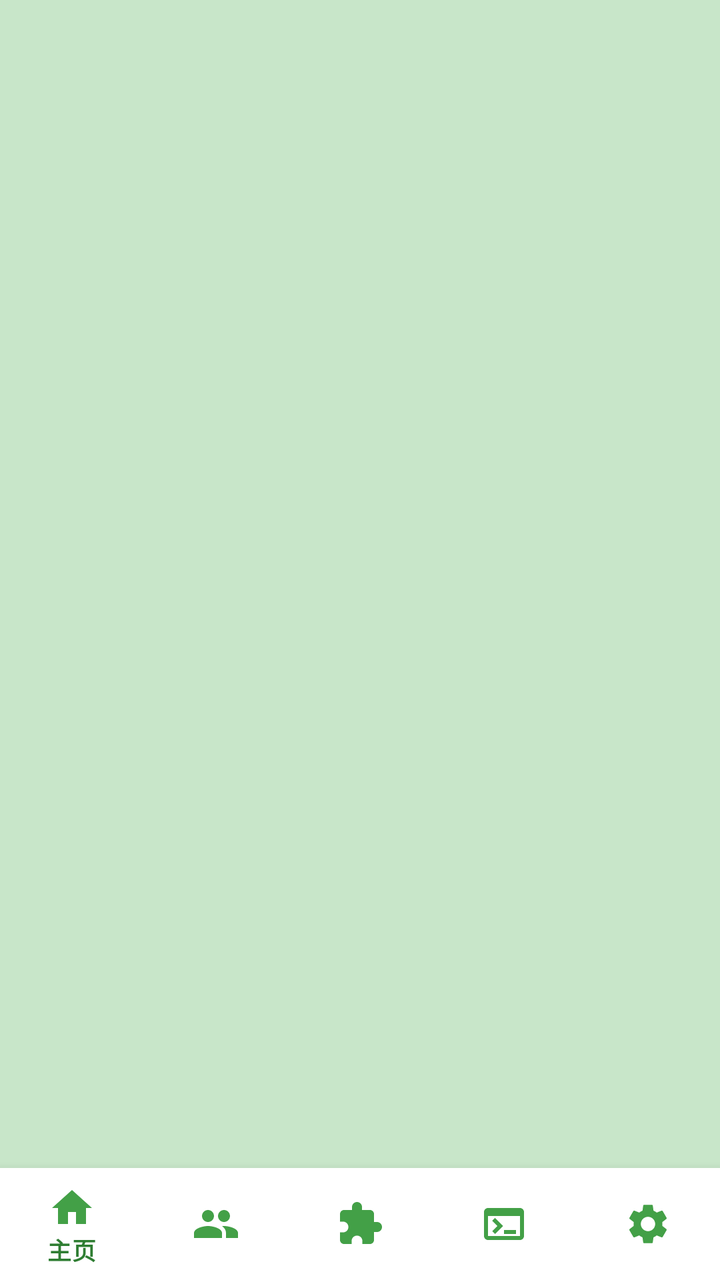
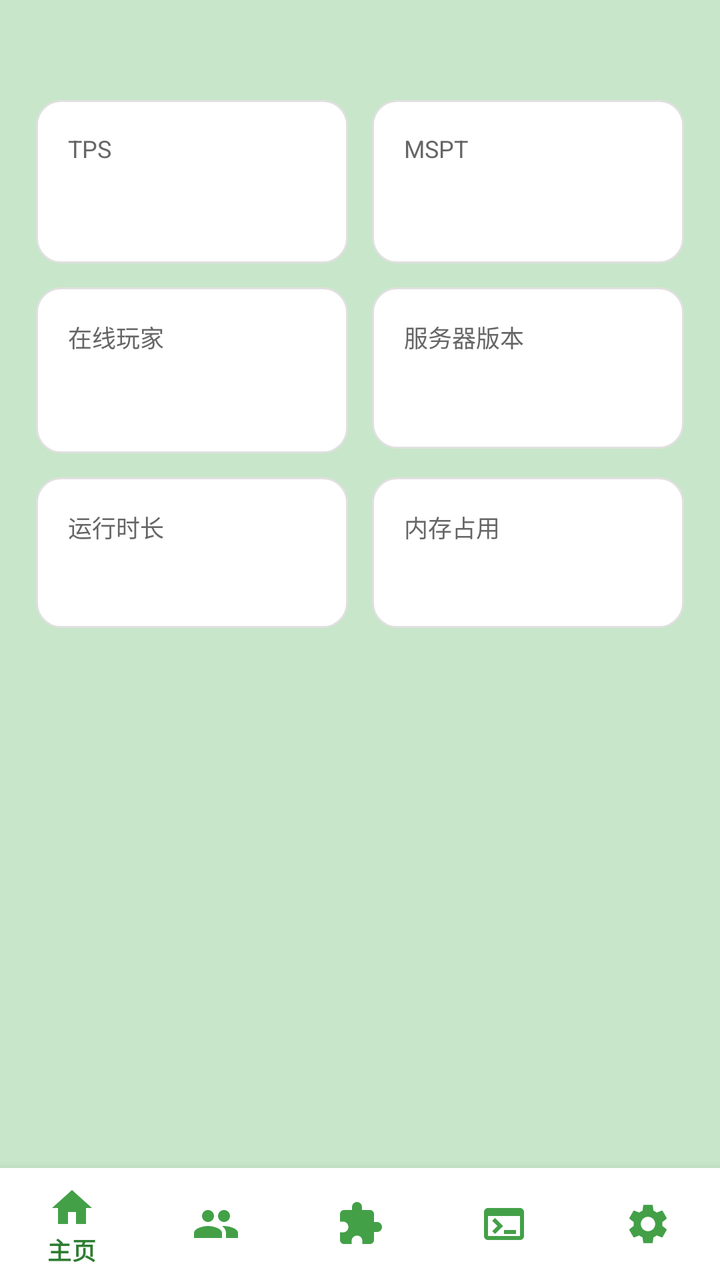

Compare the two renders of this Android layout. The source of the first and the diff that turns it into the second are given below.
<!-- AndroidManifest.xml: application theme Theme.XfxzApp -->
<!-- res/layout/activity_server.xml -->
<?xml version="1.0" encoding="utf-8"?>
<FrameLayout xmlns:android="http://schemas.android.com/apk/res/android"
    xmlns:app="http://schemas.android.com/apk/res-auto"
    android:layout_width="match_parent"
    android:layout_height="match_parent"
    android:background="#C8E6C9">

    <LinearLayout
        android:layout_width="match_parent"
        android:layout_height="match_parent"
        android:orientation="vertical">

        <FrameLayout android:layout_width="match_parent" android:layout_height="0dp" android:layout_weight="1"
            android:paddingTop="32dp">
            
            <LinearLayout android:id="@+id/pageHome" android:layout_width="match_parent"
                android:layout_height="match_parent" android:orientation="vertical" android:padding="16dp">
                <TextView android:id="@+id/tvVersion" android:layout_width="match_parent" android:layout_height="wrap_content" android:textSize="16sp" android:padding="8dp"/>
                <TextView android:id="@+id/tvPlayers" android:layout_width="match_parent" android:layout_height="wrap_content" android:textSize="16sp" android:padding="8dp"/>
                <TextView android:id="@+id/tvUptime" android:layout_width="match_parent" android:layout_height="wrap_content" android:textSize="16sp" android:padding="8dp"/>
                <TextView android:id="@+id/tvTps" android:layout_width="match_parent" android:layout_height="wrap_content" android:textSize="16sp" android:padding="8dp"/>
                <TextView android:id="@+id/tvMspt" android:layout_width="match_parent" android:layout_height="wrap_content" android:textSize="16sp" android:padding="8dp"/>
                <TextView android:id="@+id/tvMemory" android:layout_width="match_parent" android:layout_height="wrap_content" android:textSize="16sp" android:padding="8dp"/>
            </LinearLayout>

            
            <FrameLayout android:id="@+id/pagePlayers" android:layout_width="match_parent" android:layout_height="match_parent" android:visibility="gone">
                <ListView android:id="@+id/lvPlayers" android:layout_width="match_parent" android:layout_height="match_parent"
                    android:divider="#A5D6A7" android:dividerHeight="1dp"/>
                <TextView android:id="@+id/tvNoPlayers" android:layout_width="match_parent" android:layout_height="match_parent"
                    android:text="没有玩家" android:textSize="18sp" android:textColor="#666666"
                    android:gravity="center" android:visibility="gone"/>
            </FrameLayout>

            <LinearLayout android:id="@+id/pagePlugin" android:layout_width="match_parent"
                android:layout_height="match_parent" android:orientation="vertical" android:visibility="gone">
                <RelativeLayout android:layout_width="match_parent" android:layout_height="wrap_content" android:padding="8dp">
                    <Button android:id="@+id/btnPluginAdd" android:layout_width="wrap_content" android:layout_height="wrap_content"
                        android:text="下载插件" android:backgroundTint="#66BB6A" android:layout_alignParentStart="true"/>
                </RelativeLayout>
                <ListView android:id="@+id/lvPlugins" android:layout_width="match_parent" android:layout_height="match_parent"
                    android:divider="#A5D6A7" android:dividerHeight="1dp"/>
            </LinearLayout>

            <LinearLayout android:id="@+id/pageRcon" android:layout_width="match_parent"
                android:layout_height="match_parent" android:orientation="vertical" android:padding="16dp" android:visibility="gone">
                <EditText android:id="@+id/etRcon" android:layout_width="match_parent"
                    android:layout_height="wrap_content" android:hint="输入命令"/>
                <Button android:id="@+id/btnRconSend" android:layout_width="wrap_content"
                    android:layout_height="wrap_content" android:text="发送"/>
                <TextView android:id="@+id/tvRconResult" android:layout_width="match_parent"
                    android:layout_height="wrap_content" android:textSize="14sp" android:padding="8dp"/>
            </LinearLayout>

            <ScrollView android:id="@+id/pageSettings" android:layout_width="match_parent"
                android:layout_height="match_parent" android:visibility="gone">
                <LinearLayout android:layout_width="match_parent" android:layout_height="wrap_content"
                    android:orientation="vertical" android:padding="16dp">
                    <TextView android:id="@+id/btnGithub" android:layout_width="match_parent"
                        android:layout_height="wrap_content" android:text="关于" android:textSize="16sp"
                        android:padding="16dp" android:background="?android:attr/selectableItemBackground"/>
                    <TextView android:id="@+id/btnVersion" android:layout_width="match_parent"
                        android:layout_height="wrap_content" android:text="版本" android:textSize="16sp"
                        android:padding="16dp" android:background="?android:attr/selectableItemBackground"/>
                    <TextView android:id="@+id/btnDevMode" android:layout_width="match_parent"
                        android:layout_height="wrap_content" android:text="关闭开发者模式" android:textSize="16sp"
                        android:padding="16dp" android:visibility="gone" android:background="?android:attr/selectableItemBackground"/>
                    <TextView android:id="@+id/btnWatchdogEntry" android:layout_width="match_parent"
                        android:layout_height="wrap_content" android:text="看门狗" android:textSize="16sp"
                        android:padding="16dp" android:visibility="gone" android:background="?android:attr/selectableItemBackground"/>
                </LinearLayout>
            </ScrollView>
        </FrameLayout>

        <com.google.android.material.bottomnavigation.BottomNavigationView
            android:id="@+id/bottomNav"
            android:layout_width="match_parent"
            android:layout_height="wrap_content"
            app:itemIconTint="#43A047"
            app:itemTextColor="#2E7D32"
            app:menu="@menu/bottom_nav" />
    </LinearLayout>
</FrameLayout>
<!-- resources referenced by this layout -->
<resources>
  <style name="Theme.XfxzApp" parent="Theme.MaterialComponents.Light.NoActionBar">
          <item name="android:statusBarColor">#A5D6A7</item>
          <item name="android:windowBackground">#C8E6C9</item>
          <item name="colorPrimary">#66BB6A</item>
          <item name="colorPrimaryVariant">#43A047</item>
          <item name="colorOnPrimary">#FFFFFF</item>
      </style>
</resources>

<!-- the commit's change to res/layout/activity_server.xml (unified diff, before → after) -->
@@ -13,15 +13,56 @@
         <FrameLayout android:layout_width="match_parent" android:layout_height="0dp" android:layout_weight="1"
             android:paddingTop="32dp">
             
-            <LinearLayout android:id="@+id/pageHome" android:layout_width="match_parent"
-                android:layout_height="match_parent" android:orientation="vertical" android:padding="16dp">
-                <TextView android:id="@+id/tvVersion" android:layout_width="match_parent" android:layout_height="wrap_content" android:textSize="16sp" android:padding="8dp"/>
-                <TextView android:id="@+id/tvPlayers" android:layout_width="match_parent" android:layout_height="wrap_content" android:textSize="16sp" android:padding="8dp"/>
-                <TextView android:id="@+id/tvUptime" android:layout_width="match_parent" android:layout_height="wrap_content" android:textSize="16sp" android:padding="8dp"/>
-                <TextView android:id="@+id/tvTps" android:layout_width="match_parent" android:layout_height="wrap_content" android:textSize="16sp" android:padding="8dp"/>
-                <TextView android:id="@+id/tvMspt" android:layout_width="match_parent" android:layout_height="wrap_content" android:textSize="16sp" android:padding="8dp"/>
-                <TextView android:id="@+id/tvMemory" android:layout_width="match_parent" android:layout_height="wrap_content" android:textSize="16sp" android:padding="8dp"/>
-            </LinearLayout>
+            
+            <ScrollView android:id="@+id/pageHome" android:layout_width="match_parent"
+                android:layout_height="match_parent" android:padding="12dp">
+                <GridLayout android:layout_width="match_parent" android:layout_height="wrap_content"
+                    android:columnCount="2" android:rowCount="4">
+                    
+                    <LinearLayout android:layout_width="0dp" android:layout_height="wrap_content" android:layout_columnWeight="1"
+                        android:layout_margin="6dp" android:orientation="vertical" android:padding="16dp"
+                        android:background="@drawable/bg_card">
+                        <TextView android:id="@+id/tvTitleTps" android:layout_width="wrap_content" android:layout_height="wrap_content" android:text="TPS" android:textSize="12sp" android:textColor="#666666"/>
+                        <TextView android:id="@+id/tvTps" android:layout_width="wrap_content" android:layout_height="wrap_content" android:textSize="22sp" android:textStyle="bold" android:textColor="#2E7D32" android:layout_marginTop="4dp"/>
+                    </LinearLayout>
+
+                    <LinearLayout android:layout_width="0dp" android:layout_height="wrap_content" android:layout_columnWeight="1"
+                        android:layout_margin="6dp" android:orientation="vertical" android:padding="16dp"
+                        android:background="@drawable/bg_card">
+                        <TextView android:id="@+id/tvTitleMspt" android:layout_width="wrap_content" android:layout_height="wrap_content" android:text="MSPT" android:textSize="12sp" android:textColor="#666666"/>
+                        <TextView android:id="@+id/tvMspt" android:layout_width="wrap_content" android:layout_height="wrap_content" android:textSize="22sp" android:textStyle="bold" android:textColor="#2E7D32" android:layout_marginTop="4dp"/>
+                    </LinearLayout>
+
+                    <LinearLayout android:layout_width="0dp" android:layout_height="wrap_content" android:layout_columnWeight="1"
+                        android:layout_margin="6dp" android:orientation="vertical" android:padding="16dp"
+                        android:background="@drawable/bg_card">
+                        <TextView android:id="@+id/tvTitlePlayers" android:layout_width="wrap_content" android:layout_height="wrap_content" android:text="在线玩家" android:textSize="12sp" android:textColor="#666666"/>
+                        <TextView android:id="@+id/tvPlayers" android:layout_width="wrap_content" android:layout_height="wrap_content" android:textSize="22sp" android:textStyle="bold" android:textColor="#2E7D32" android:layout_marginTop="4dp"/>
+                    </LinearLayout>
+
+                    <LinearLayout android:layout_width="0dp" android:layout_height="wrap_content" android:layout_columnWeight="1"
+                        android:layout_margin="6dp" android:orientation="vertical" android:padding="16dp"
+                        android:background="@drawable/bg_card">
+                        <TextView android:id="@+id/tvTitleVersion" android:layout_width="wrap_content" android:layout_height="wrap_content" android:text="服务器版本" android:textSize="12sp" android:textColor="#666666"/>
+                        <TextView android:id="@+id/tvVersion" android:layout_width="wrap_content" android:layout_height="wrap_content" android:textSize="20sp" android:textStyle="bold" android:textColor="#2E7D32" android:layout_marginTop="4dp"/>
+                    </LinearLayout>
+
+                    <LinearLayout android:layout_width="0dp" android:layout_height="wrap_content" android:layout_columnWeight="1"
+                        android:layout_margin="6dp" android:orientation="vertical" android:padding="16dp"
+                        android:background="@drawable/bg_card">
+                        <TextView android:id="@+id/tvTitleUptime" android:layout_width="wrap_content" android:layout_height="wrap_content" android:text="运行时长" android:textSize="12sp" android:textColor="#666666"/>
+                        <TextView android:id="@+id/tvUptime" android:layout_width="wrap_content" android:layout_height="wrap_content" android:textSize="16sp" android:textStyle="bold" android:textColor="#2E7D32" android:layout_marginTop="4dp"/>
+                    </LinearLayout>
+
+                    <LinearLayout android:layout_width="0dp" android:layout_height="wrap_content" android:layout_columnWeight="1"
+                        android:layout_margin="6dp" android:orientation="vertical" android:padding="16dp"
+                        android:background="@drawable/bg_card">
+                        <TextView android:id="@+id/tvTitleMemory" android:layout_width="wrap_content" android:layout_height="wrap_content" android:text="内存占用" android:textSize="12sp" android:textColor="#666666"/>
+                        <TextView android:id="@+id/tvMemory" android:layout_width="wrap_content" android:layout_height="wrap_content" android:textSize="16sp" android:textStyle="bold" android:textColor="#2E7D32" android:layout_marginTop="4dp"/>
+                    </LinearLayout>
+
+                </GridLayout>
+            </ScrollView>
 
             
             <FrameLayout android:id="@+id/pagePlayers" android:layout_width="match_parent" android:layout_height="match_parent" android:visibility="gone">
@@ -32,41 +73,47 @@
                     android:gravity="center" android:visibility="gone"/>
             </FrameLayout>
 
+            
             <LinearLayout android:id="@+id/pagePlugin" android:layout_width="match_parent"
                 android:layout_height="match_parent" android:orientation="vertical" android:visibility="gone">
                 <RelativeLayout android:layout_width="match_parent" android:layout_height="wrap_content" android:padding="8dp">
                     <Button android:id="@+id/btnPluginAdd" android:layout_width="wrap_content" android:layout_height="wrap_content"
-                        android:text="下载插件" android:backgroundTint="#66BB6A" android:layout_alignParentStart="true"/>
+                        android:text="下载插件" android:textColor="#FFFFFF" android:backgroundTint="#66BB6A" android:layout_alignParentStart="true"/>
                 </RelativeLayout>
                 <ListView android:id="@+id/lvPlugins" android:layout_width="match_parent" android:layout_height="match_parent"
                     android:divider="#A5D6A7" android:dividerHeight="1dp"/>
             </LinearLayout>
 
+            
             <LinearLayout android:id="@+id/pageRcon" android:layout_width="match_parent"
                 android:layout_height="match_parent" android:orientation="vertical" android:padding="16dp" android:visibility="gone">
                 <EditText android:id="@+id/etRcon" android:layout_width="match_parent"
-                    android:layout_height="wrap_content" android:hint="输入命令"/>
+                    android:layout_height="wrap_content" android:hint="输入命令" android:background="@drawable/bg_input" android:textColor="#333333" android:textColorHint="#888888"/>
                 <Button android:id="@+id/btnRconSend" android:layout_width="wrap_content"
-                    android:layout_height="wrap_content" android:text="发送"/>
+                    android:layout_height="wrap_content" android:text="发送" android:textColor="#FFFFFF" android:backgroundTint="#66BB6A" android:layout_marginTop="8dp"/>
                 <TextView android:id="@+id/tvRconResult" android:layout_width="match_parent"
-                    android:layout_height="wrap_content" android:textSize="14sp" android:padding="8dp"/>
+                    android:layout_height="wrap_content" android:textSize="14sp" android:padding="8dp" android:textColor="#333333"/>
             </LinearLayout>
 
+            
             <ScrollView android:id="@+id/pageSettings" android:layout_width="match_parent"
                 android:layout_height="match_parent" android:visibility="gone">
                 <LinearLayout android:layout_width="match_parent" android:layout_height="wrap_content"
                     android:orientation="vertical" android:padding="16dp">
                     <TextView android:id="@+id/btnGithub" android:layout_width="match_parent"
-                        android:layout_height="wrap_content" android:text="关于" android:textSize="16sp"
+                        android:layout_height="wrap_content" android:text="关于" android:textSize="16sp" android:textColor="#000000"
                         android:padding="16dp" android:background="?android:attr/selectableItemBackground"/>
                     <TextView android:id="@+id/btnVersion" android:layout_width="match_parent"
-                        android:layout_height="wrap_content" android:text="版本" android:textSize="16sp"
+                        android:layout_height="wrap_content" android:text="版本" android:textSize="16sp" android:textColor="#000000"
+                        android:padding="16dp" android:background="?android:attr/selectableItemBackground"/>
+                    <TextView android:id="@+id/btnOther" android:layout_width="match_parent"
+                        android:layout_height="wrap_content" android:text="其他" android:textSize="16sp" android:textColor="#000000"
                         android:padding="16dp" android:background="?android:attr/selectableItemBackground"/>
                     <TextView android:id="@+id/btnDevMode" android:layout_width="match_parent"
-                        android:layout_height="wrap_content" android:text="关闭开发者模式" android:textSize="16sp"
+                        android:layout_height="wrap_content" android:text="关闭开发者模式" android:textSize="16sp" android:textColor="#000000"
                         android:padding="16dp" android:visibility="gone" android:background="?android:attr/selectableItemBackground"/>
                     <TextView android:id="@+id/btnWatchdogEntry" android:layout_width="match_parent"
-                        android:layout_height="wrap_content" android:text="看门狗" android:textSize="16sp"
+                        android:layout_height="wrap_content" android:text="看门狗" android:textSize="16sp" android:textColor="#000000"
                         android:padding="16dp" android:visibility="gone" android:background="?android:attr/selectableItemBackground"/>
                 </LinearLayout>
             </ScrollView>
<!-- resource entries referenced after the edit -->
@@ -1,5 +1,21 @@
 <!-- resources referenced by this layout -->
 <resources>
+  <!-- drawable bg_card (drawable) -->
+  <?xml version="1.0" encoding="utf-8"?>
+  <shape xmlns:android="http://schemas.android.com/apk/res/android">
+      <solid android:color="#FFFFFF"/>
+      <corners android:radius="12dp"/>
+      <stroke android:width="1dp" android:color="#E0E0E0"/>
+  </shape>
+  <!-- drawable bg_input (drawable) -->
+  <?xml version="1.0" encoding="utf-8"?>
+  <shape xmlns:android="http://schemas.android.com/apk/res/android">
+      
+      <solid android:color="#F0F8F1"/>
+      <corners android:radius="8dp"/>
+      <stroke android:width="2dp" android:color="#66BB6A"/>
+      <padding android:left="16dp" android:top="12dp" android:right="16dp" android:bottom="12dp"/>
+  </shape>
   <style name="Theme.XfxzApp" parent="Theme.MaterialComponents.Light.NoActionBar">
           <item name="android:statusBarColor">#A5D6A7</item>
           <item name="android:windowBackground">#C8E6C9</item>
